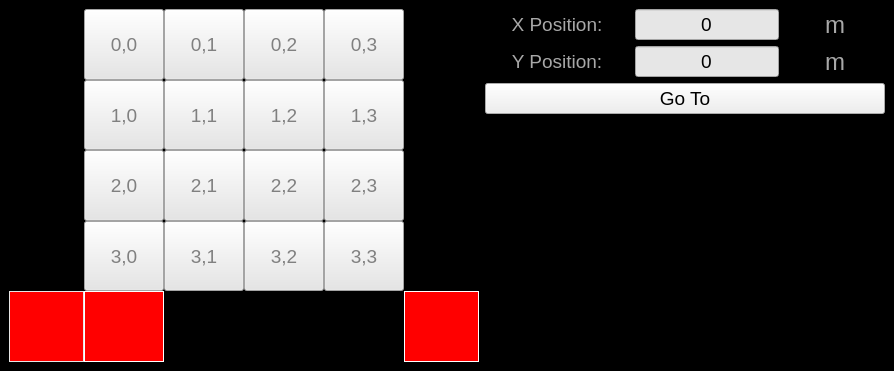
First picture: the form in Scanner GUI/QRreader/QRreaderWindow.ui, repository afylab/nanoSQUID-Scanning-Software, before the edit.
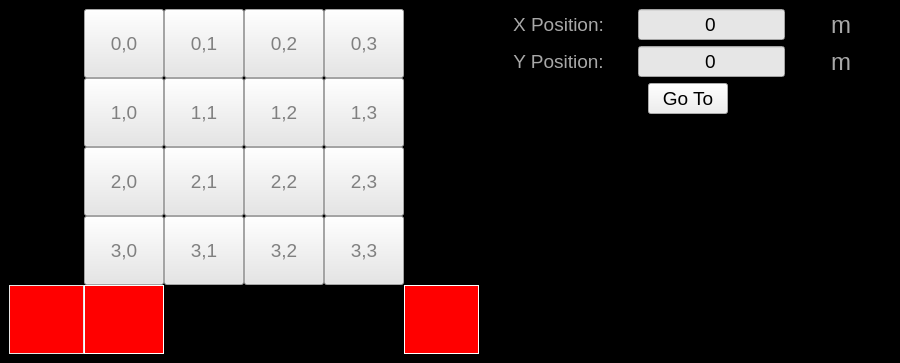
Second picture: the form after the edit. Icons and pictures are not drawn.

```diff
--- a/Scanner GUI/QRreader/QRreaderWindow.ui
+++ b/Scanner GUI/QRreader/QRreaderWindow.ui
@@ -6,8 +6,8 @@
    <rect>
     <x>0</x>
     <y>0</y>
-    <width>878</width>
-    <height>371</height>
+    <width>900</width>
+    <height>363</height>
    </rect>
   </property>
   <property name="sizePolicy">
@@ -18,14 +18,14 @@
   </property>
   <property name="minimumSize">
    <size>
-    <width>0</width>
-    <height>0</height>
+    <width>900</width>
+    <height>363</height>
    </size>
   </property>
   <property name="maximumSize">
    <size>
-    <width>9999</width>
-    <height>9999</height>
+    <width>900</width>
+    <height>363</height>
    </size>
   </property>
   <property name="font">
@@ -73,233 +73,8 @@
 
 }</string>
    </property>
-   <layout class="QGridLayout" name="gridLayout_4" rowstretch="1,1,1,1" columnstretch="0,0">
-    <item row="2" column="1">
-     <layout class="QGridLayout" name="gridLayout" rowstretch="0" columnstretch="0"/>
-    </item>
-    <item row="1" column="1">
-     <layout class="QVBoxLayout" name="verticalLayout_3">
-      <item>
-       <widget class="QPushButton" name="PushBotton_Gotobutton">
-        <property name="text">
-         <string>Go To</string>
-        </property>
-       </widget>
-      </item>
-     </layout>
-    </item>
-    <item row="0" column="1">
-     <layout class="QGridLayout" name="gridLayout_3" rowstretch="1,1" columnstretch="1,1,0,0,0">
-      <item row="0" column="0">
-       <widget class="QLabel" name="Fix_X_Position_Label">
-        <property name="enabled">
-         <bool>true</bool>
-        </property>
-        <property name="font">
-         <font>
-          <pointsize>14</pointsize>
-         </font>
-        </property>
-        <property name="layoutDirection">
-         <enum>Qt::LeftToRight</enum>
-        </property>
-        <property name="styleSheet">
-         <string notr="true"/>
-        </property>
-        <property name="text">
-         <string>X Position:</string>
-        </property>
-        <property name="textFormat">
-         <enum>Qt::AutoText</enum>
-        </property>
-        <property name="scaledContents">
-         <bool>false</bool>
-        </property>
-        <property name="alignment">
-         <set>Qt::AlignCenter</set>
-        </property>
-       </widget>
-      </item>
-      <item row="1" column="1">
-       <widget class="QLineEdit" name="LineEdit_Yposition">
-        <property name="font">
-         <font>
-          <pointsize>14</pointsize>
-         </font>
-        </property>
-        <property name="text">
-         <string>0</string>
-        </property>
-        <property name="alignment">
-         <set>Qt::AlignCenter</set>
-        </property>
-       </widget>
-      </item>
-      <item row="1" column="0">
-       <widget class="QLabel" name="fyposition">
-        <property name="enabled">
-         <bool>true</bool>
-        </property>
-        <property name="font">
-         <font>
-          <pointsize>14</pointsize>
-         </font>
-        </property>
-        <property name="styleSheet">
-         <string notr="true"/>
-        </property>
-        <property name="text">
-         <string>Y Position:</string>
-        </property>
-        <property name="alignment">
-         <set>Qt::AlignCenter</set>
-        </property>
-       </widget>
-      </item>
-      <item row="0" column="1">
-       <widget class="QLineEdit" name="LineEdit_Xposition">
-        <property name="font">
-         <font>
-          <pointsize>14</pointsize>
-         </font>
-        </property>
-        <property name="text">
-         <string>0</string>
-        </property>
-        <property name="alignment">
-         <set>Qt::AlignCenter</set>
-        </property>
-       </widget>
-      </item>
-      <item row="0" column="2">
-       <spacer name="horizontalSpacer">
-        <property name="orientation">
-         <enum>Qt::Horizontal</enum>
-        </property>
-        <property name="sizeHint" stdset="0">
-         <size>
-          <width>40</width>
-          <height>20</height>
-         </size>
-        </property>
-       </spacer>
-      </item>
-      <item row="1" column="3">
-       <widget class="QLabel" name="Label_Unit2">
-        <property name="font">
-         <font>
-          <pointsize>18</pointsize>
-         </font>
-        </property>
-        <property name="text">
-         <string>m</string>
-        </property>
-       </widget>
-      </item>
-      <item row="0" column="3">
-       <widget class="QLabel" name="Label_Unit1">
-        <property name="font">
-         <font>
-          <pointsize>18</pointsize>
-         </font>
-        </property>
-        <property name="text">
-         <string>m</string>
-        </property>
-       </widget>
-      </item>
-      <item row="0" column="4">
-       <spacer name="horizontalSpacer_2">
-        <property name="orientation">
-         <enum>Qt::Horizontal</enum>
-        </property>
-        <property name="sizeHint" stdset="0">
-         <size>
-          <width>40</width>
-          <height>20</height>
-         </size>
-        </property>
-       </spacer>
-      </item>
-      <item row="1" column="2">
-       <spacer name="horizontalSpacer_3">
-        <property name="orientation">
-         <enum>Qt::Horizontal</enum>
-        </property>
-        <property name="sizeHint" stdset="0">
-         <size>
-          <width>40</width>
-          <height>20</height>
-         </size>
-        </property>
-       </spacer>
-      </item>
-      <item row="1" column="4">
-       <spacer name="horizontalSpacer_4">
-        <property name="orientation">
-         <enum>Qt::Horizontal</enum>
-        </property>
-        <property name="sizeHint" stdset="0">
-         <size>
-          <width>40</width>
-          <height>20</height>
-         </size>
-        </property>
-       </spacer>
-      </item>
-     </layout>
-    </item>
-    <item row="3" column="1">
-     <layout class="QVBoxLayout" name="verticalLayout">
-      <item>
-       <widget class="QWidget" name="Frame_Minimap" native="true">
-        <property name="minimumSize">
-         <size>
-          <width>400</width>
-          <height>240</height>
-         </size>
-        </property>
-        <property name="maximumSize">
-         <size>
-          <width>400</width>
-          <height>240</height>
-         </size>
-        </property>
-        <property name="styleSheet">
-         <string notr="true">image:url(:/nSOTScanner/Pictures/map.png)
-</string>
-        </property>
-        <widget class="QWidget" name="Frame_TFTP" native="true">
-         <property name="geometry">
-          <rect>
-           <x>130</x>
-           <y>40</y>
-           <width>120</width>
-           <height>120</height>
-          </rect>
-         </property>
-         <property name="minimumSize">
-          <size>
-           <width>120</width>
-           <height>120</height>
-          </size>
-         </property>
-         <property name="maximumSize">
-          <size>
-           <width>120</width>
-           <height>120</height>
-          </size>
-         </property>
-         <property name="styleSheet">
-          <string notr="true">image:url(:/nSOTScanner/Pictures/tiptf.png);background:transparent
-</string>
-         </property>
-        </widget>
-       </widget>
-      </item>
-     </layout>
-    </item>
-    <item row="0" column="0" rowspan="4">
+   <layout class="QGridLayout" name="gridLayout">
+    <item row="0" column="0" rowspan="3">
      <layout class="QGridLayout" name="gridLayout_2" rowstretch="1,1,1,1,1" columnstretch="1,1,1,1,1,1">
       <property name="spacing">
        <number>0</number>
@@ -869,6 +644,254 @@
       </item>
      </layout>
     </item>
+    <item row="0" column="1">
+     <layout class="QGridLayout" name="gridLayout_3" rowstretch="1,1" columnstretch="1,1,0,0,0">
+      <item row="0" column="0">
+       <widget class="QLabel" name="Fix_X_Position_Label">
+        <property name="enabled">
+         <bool>true</bool>
+        </property>
+        <property name="font">
+         <font>
+          <pointsize>14</pointsize>
+         </font>
+        </property>
+        <property name="layoutDirection">
+         <enum>Qt::LeftToRight</enum>
+        </property>
+        <property name="styleSheet">
+         <string notr="true"/>
+        </property>
+        <property name="text">
+         <string>X Position:</string>
+        </property>
+        <property name="textFormat">
+         <enum>Qt::AutoText</enum>
+        </property>
+        <property name="scaledContents">
+         <bool>false</bool>
+        </property>
+        <property name="alignment">
+         <set>Qt::AlignCenter</set>
+        </property>
+       </widget>
+      </item>
+      <item row="1" column="1">
+       <widget class="QLineEdit" name="LineEdit_Yposition">
+        <property name="font">
+         <font>
+          <pointsize>14</pointsize>
+         </font>
+        </property>
+        <property name="text">
+         <string>0</string>
+        </property>
+        <property name="alignment">
+         <set>Qt::AlignCenter</set>
+        </property>
+       </widget>
+      </item>
+      <item row="1" column="0">
+       <widget class="QLabel" name="fyposition">
+        <property name="enabled">
+         <bool>true</bool>
+        </property>
+        <property name="font">
+         <font>
+          <pointsize>14</pointsize>
+         </font>
+        </property>
+        <property name="styleSheet">
+         <string notr="true"/>
+        </property>
+        <property name="text">
+         <string>Y Position:</string>
+        </property>
+        <property name="alignment">
+         <set>Qt::AlignCenter</set>
+        </property>
+       </widget>
+      </item>
+      <item row="0" column="1">
+       <widget class="QLineEdit" name="LineEdit_Xposition">
+        <property name="font">
+         <font>
+          <pointsize>14</pointsize>
+         </font>
+        </property>
+        <property name="text">
+         <string>0</string>
+        </property>
+        <property name="alignment">
+         <set>Qt::AlignCenter</set>
+        </property>
+       </widget>
+      </item>
+      <item row="0" column="2">
+       <spacer name="horizontalSpacer">
+        <property name="orientation">
+         <enum>Qt::Horizontal</enum>
+        </property>
+        <property name="sizeHint" stdset="0">
+         <size>
+          <width>40</width>
+          <height>20</height>
+         </size>
+        </property>
+       </spacer>
+      </item>
+      <item row="1" column="3">
+       <widget class="QLabel" name="Label_Unit2">
+        <property name="font">
+         <font>
+          <pointsize>18</pointsize>
+         </font>
+        </property>
+        <property name="text">
+         <string>m</string>
+        </property>
+       </widget>
+      </item>
+      <item row="0" column="3">
+       <widget class="QLabel" name="Label_Unit1">
+        <property name="font">
+         <font>
+          <pointsize>18</pointsize>
+         </font>
+        </property>
+        <property name="text">
+         <string>m</string>
+        </property>
+       </widget>
+      </item>
+      <item row="0" column="4">
+       <spacer name="horizontalSpacer_2">
+        <property name="orientation">
+         <enum>Qt::Horizontal</enum>
+        </property>
+        <property name="sizeHint" stdset="0">
+         <size>
+          <width>40</width>
+          <height>20</height>
+         </size>
+        </property>
+       </spacer>
+      </item>
+      <item row="1" column="2">
+       <spacer name="horizontalSpacer_3">
+        <property name="orientation">
+         <enum>Qt::Horizontal</enum>
+        </property>
+        <property name="sizeHint" stdset="0">
+         <size>
+          <width>40</width>
+          <height>20</height>
+         </size>
+        </property>
+       </spacer>
+      </item>
+      <item row="1" column="4">
+       <spacer name="horizontalSpacer_4">
+        <property name="orientation">
+         <enum>Qt::Horizontal</enum>
+        </property>
+        <property name="sizeHint" stdset="0">
+         <size>
+          <width>40</width>
+          <height>20</height>
+         </size>
+        </property>
+       </spacer>
+      </item>
+     </layout>
+    </item>
+    <item row="1" column="1">
+     <layout class="QHBoxLayout" name="horizontalLayout">
+      <item>
+       <spacer name="horizontalSpacer_8">
+        <property name="orientation">
+         <enum>Qt::Horizontal</enum>
+        </property>
+        <property name="sizeHint" stdset="0">
+         <size>
+          <width>40</width>
+          <height>20</height>
+         </size>
+        </property>
+       </spacer>
+      </item>
+      <item>
+       <widget class="QPushButton" name="PushBotton_Gotobutton">
+        <property name="text">
+         <string>Go To</string>
+        </property>
+       </widget>
+      </item>
+      <item>
+       <spacer name="horizontalSpacer_9">
+        <property name="orientation">
+         <enum>Qt::Horizontal</enum>
+        </property>
+        <property name="sizeHint" stdset="0">
+         <size>
+          <width>40</width>
+          <height>20</height>
+         </size>
+        </property>
+       </spacer>
+      </item>
+     </layout>
+    </item>
+    <item row="2" column="1">
+     <layout class="QVBoxLayout" name="verticalLayout">
+      <item>
+       <widget class="QWidget" name="Frame_Minimap" native="true">
+        <property name="minimumSize">
+         <size>
+          <width>400</width>
+          <height>240</height>
+         </size>
+        </property>
+        <property name="maximumSize">
+         <size>
+          <width>400</width>
+          <height>240</height>
+         </size>
+        </property>
+        <property name="styleSheet">
+         <string notr="true">image:url(:/nSOTScanner/Pictures/map.png)
+</string>
+        </property>
+        <widget class="QWidget" name="Frame_TFTP" native="true">
+         <property name="geometry">
+          <rect>
+           <x>130</x>
+           <y>40</y>
+           <width>120</width>
+           <height>120</height>
+          </rect>
+         </property>
+         <property name="minimumSize">
+          <size>
+           <width>120</width>
+           <height>120</height>
+          </size>
+         </property>
+         <property name="maximumSize">
+          <size>
+           <width>120</width>
+           <height>120</height>
+          </size>
+         </property>
+         <property name="styleSheet">
+          <string notr="true">image:url(:/nSOTScanner/Pictures/tiptf.png);background:transparent
+</string>
+         </property>
+        </widget>
+       </widget>
+      </item>
+     </layout>
+    </item>
    </layout>
   </widget>
  </widget>
```
